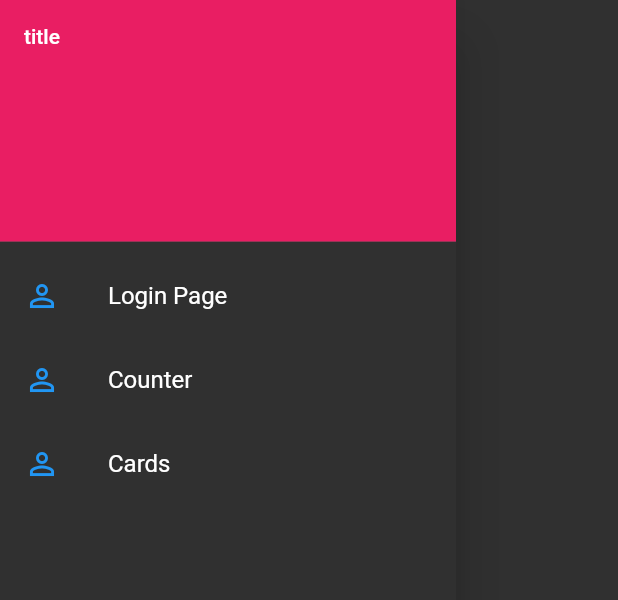
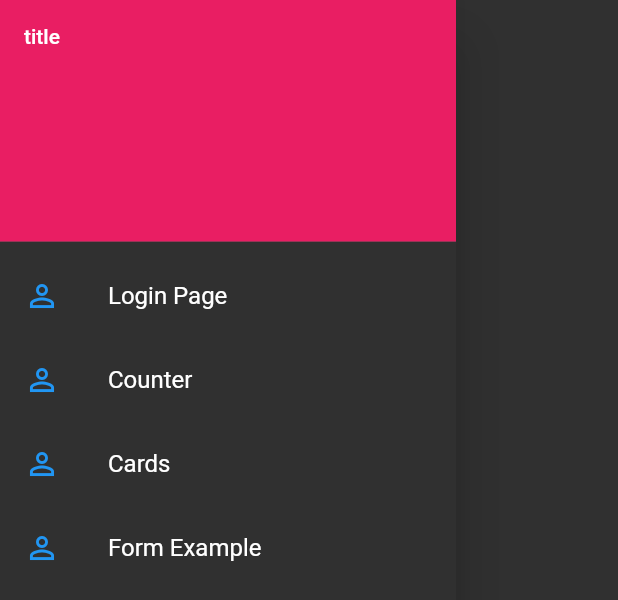
Before and after one commit to alederzz/FlutterBasics, a Flutter app: the NavigationDrawer widget shown alone on an empty page, opened directly, on a phone screen of 412 x 824 dp. Shown: the top 600 px of the screen. Run offline on Flutter 3.47's test engine with Material 2 defaults, Android fonts, the phone set to English and light mode, and no system bars.

Commit message:
added Form Page to app

```diff
--- a/lib/drawers/nav_drawer.dart
+++ b/lib/drawers/nav_drawer.dart
@@ -47,6 +47,16 @@ class NavigationDrawer extends StatelessWidget {
               color: Colors.blue[500]
             ),
           ),
+          ListTile(
+            title: const Text('Form Example'),
+            onTap: () {
+              Navigator.pushReplacementNamed(context, '/form_example');
+            },
+            leading: Icon(
+              Icons.person_outline,
+              color: Colors.blue[500]
+            ),
+          ),
         ],
       ),
     );
--- a/lib/main.dart
+++ b/lib/main.dart
@@ -1,5 +1,6 @@
 import 'package:bloc_app/pages/cards.dart';
 import 'package:bloc_app/pages/counter.dart';
+import 'package:bloc_app/pages/form.dart';
 import 'package:bloc_app/pages/login.dart';
 import 'package:flutter/material.dart';
 
@@ -18,6 +19,7 @@ class MyApp extends StatelessWidget {
         '/': (context) => const Login(),
         '/counter': (context) => const Counter(title: 'New Flutter Counter'),
         '/cards': (context) => const Cards(),
+        '/form_example': (context) => const FormExample(),
       },
       theme: ThemeData.dark(),
     );
```
Also changed, not shown: lib/pages/form.dart (added, +21 -0 lines).
